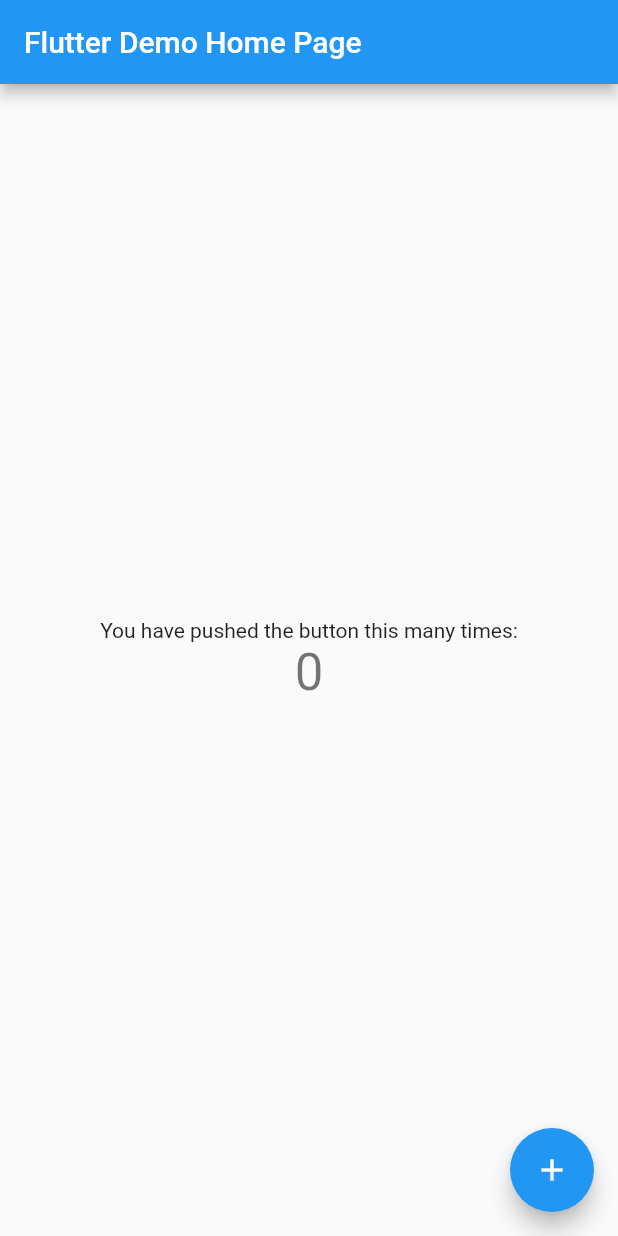
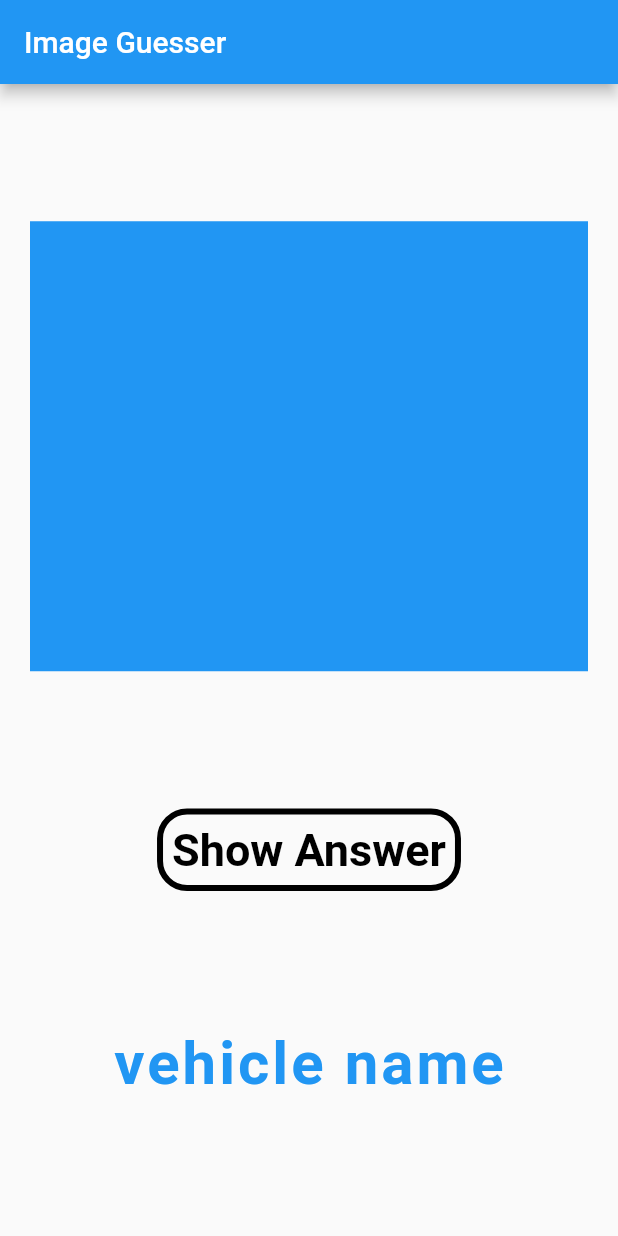
Before and after one commit to shanewilsonpro/image_guesser_app, a Flutter app: the screen it shows after launch, on a phone screen of 412 x 824 dp. Run offline on Flutter 3.47's test engine with Material 2 defaults, Android fonts, the phone set to English and light mode, and no system bars.

Commit message:
building UI

```diff
--- a/lib/main.dart
+++ b/lib/main.dart
@@ -5,43 +5,21 @@ void main() {
 }
 
 class MyApp extends StatelessWidget {
-  // This widget is the root of your application.
   @override
   Widget build(BuildContext context) {
     return MaterialApp(
       title: 'Flutter Demo',
       theme: ThemeData(
-        // This is the theme of your application.
-        //
-        // Try running your application with "flutter run". You'll see the
-        // application has a blue toolbar. Then, without quitting the app, try
-        // changing the primarySwatch below to Colors.green and then invoke
-        // "hot reload" (press "r" in the console where you ran "flutter run",
-        // or simply save your changes to "hot reload" in a Flutter IDE).
-        // Notice that the counter didn't reset back to zero; the application
-        // is not restarted.
         primarySwatch: Colors.blue,
-        // This makes the visual density adapt to the platform that you run
-        // the app on. For desktop platforms, the controls will be smaller and
-        // closer together (more dense) than on mobile platforms.
         visualDensity: VisualDensity.adaptivePlatformDensity,
       ),
-      home: MyHomePage(title: 'Flutter Demo Home Page'),
+      home: MyHomePage(title: 'Image Guesser'),
     );
   }
 }
 
 class MyHomePage extends StatefulWidget {
   MyHomePage({Key key, this.title}) : super(key: key);
-
-  // This widget is the home page of your application. It is stateful, meaning
-  // that it has a State object (defined below) that contains fields that affect
-  // how it looks.
-
-  // This class is the configuration for the state. It holds the values (in this
-  // case the title) provided by the parent (in this case the App widget) and
-  // used by the build method of the State. Fields in a Widget subclass are
-  // always marked "final".
 
   final String title;
 
@@ -50,68 +28,57 @@ class MyHomePage extends StatefulWidget {
 }
 
 class _MyHomePageState extends State<MyHomePage> {
-  int _counter = 0;
-
-  void _incrementCounter() {
-    setState(() {
-      // This call to setState tells the Flutter framework that something has
-      // changed in this State, which causes it to rerun the build method below
-      // so that the display can reflect the updated values. If we changed
-      // _counter without calling setState(), then the build method would not be
-      // called again, and so nothing would appear to happen.
-      _counter++;
-    });
-  }
+  String currentVehicleName = 'vehicle name';
 
   @override
   Widget build(BuildContext context) {
-    // This method is rerun every time setState is called, for instance as done
-    // by the _incrementCounter method above.
-    //
-    // The Flutter framework has been optimized to make rerunning build methods
-    // fast, so that you can just rebuild anything that needs updating rather
-    // than having to individually change instances of widgets.
     return Scaffold(
       appBar: AppBar(
-        // Here we take the value from the MyHomePage object that was created by
-        // the App.build method, and use it to set our appbar title.
         title: Text(widget.title),
       ),
       body: Center(
-        // Center is a layout widget. It takes a single child and positions it
-        // in the middle of the parent.
         child: Column(
-          // Column is also a layout widget. It takes a list of children and
-          // arranges them vertically. By default, it sizes itself to fit its
-          // children horizontally, and tries to be as tall as its parent.
-          //
-          // Invoke "debug painting" (press "p" in the console, choose the
-          // "Toggle Debug Paint" action from the Flutter Inspector in Android
-          // Studio, or the "Toggle Debug Paint" command in Visual Studio Code)
-          // to see the wireframe for each widget.
-          //
-          // Column has various properties to control how it sizes itself and
-          // how it positions its children. Here we use mainAxisAlignment to
-          // center the children vertically; the main axis here is the vertical
-          // axis because Columns are vertical (the cross axis would be
-          // horizontal).
-          mainAxisAlignment: MainAxisAlignment.center,
+          mainAxisAlignment: MainAxisAlignment.spaceEvenly,
           children: <Widget>[
-            Text(
-              'You have pushed the button this many times:',
+            Padding(
+              padding: const EdgeInsets.fromLTRB(20.0, 0, 20.0, 0),
+              child: Container(
+                height: 300,
+                color: Colors.blue,
+              ),
+            ),
+            OutlineButton(
+              padding: EdgeInsets.all(10.0),
+              onPressed: () => {},
+              child: Text(
+                'Show Answer',
+                style: TextStyle(
+                  fontSize: 30,
+                  fontWeight: FontWeight.bold,
+                  color: Colors.black,
+                ),
+              ),
+              borderSide: BorderSide(
+                color: Colors.black,
+                width: 4.0,
+              ),
+              shape: RoundedRectangleBorder(
+                borderRadius: BorderRadius.circular(20.0),
+              ),
+              highlightedBorderColor: Colors.black,
             ),
             Text(
-              '$_counter',
-              style: Theme.of(context).textTheme.headline4,
+              currentVehicleName,
+              style: TextStyle(
+                fontSize: 40,
+                fontWeight: FontWeight.bold,
+                color: Colors.blue,
+                letterSpacing: 2,
+              ),
             ),
           ],
         ),
       ),
-      floatingActionButton: FloatingActionButton(
-        onPressed: _incrementCounter,
-        tooltip: 'Increment',
-        child: Icon(Icons.add),
-      ), // This trailing comma makes auto-formatting nicer for build methods.
     );
   }
 }
```
